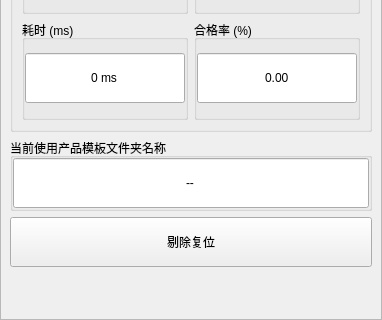
GitHub3651/shenyinocr, file app/ui/main_window/inspection/inspection_info_page.ui: the form before one commit; both pictures show x 0 to 382 and y 327 to 647 of the 382 by 647 pixel window.
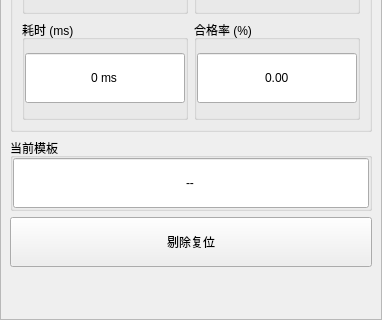
The form after the commit.

Diff of the .ui file:
```diff
--- a/app/ui/main_window/inspection/inspection_info_page.ui
+++ b/app/ui/main_window/inspection/inspection_info_page.ui
@@ -385,7 +385,7 @@
           </size>
          </property>
          <property name="title">
-          <string>当前使用产品模板文件夹名称</string>
+          <string>当前模板</string>
          </property>
          <layout class="QVBoxLayout">
           <property name="leftMargin">
```
